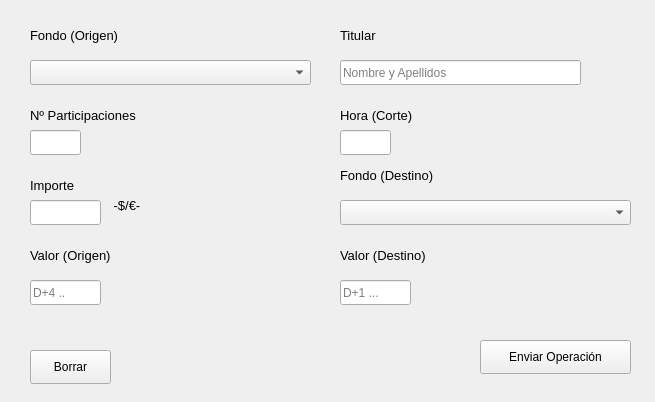
Above: src/GUI/TraspasosView.ui from jesusramondovale/IngenicaSTS before the change. Below: the same form after it.
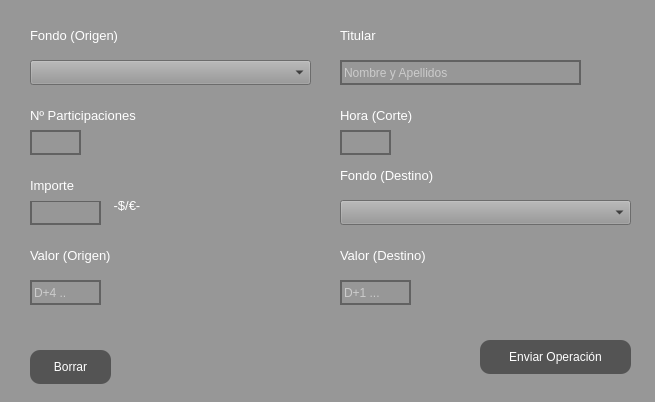
That is the form after the change. Icons and pictures are not drawn.

Diff of the .ui file:
```diff
--- a/src/GUI/TraspasosView.ui
+++ b/src/GUI/TraspasosView.ui
@@ -13,6 +13,59 @@
   <property name="windowTitle">
    <string>MainWindow</string>
   </property>
+  <property name="windowIcon">
+   <iconset>
+    <normaloff>../../dist/launcher/src/feather/mainLogo.ico</normaloff>../../dist/launcher/src/feather/mainLogo.ico</iconset>
+  </property>
+  <property name="styleSheet">
+   <string notr="true">* {
+	 background-color: rgb(151, 151, 151)
+}
+
+QLabel {
+	color: rgb(255, 255, 255);
+	
+	font: 75 10pt &quot;Yu Gothic UI&quot;;
+
+}
+
+QLineEdit {
+	border:  2px solid rgb(98, 98, 98);
+	border-radius: 15px;
+	color: rgb(255, 255, 255);
+	background-color: rgb(151, 151, 151)
+}
+QLineEdit:hover{
+	border: 2px solid rgb(48,50,62);
+}
+
+QLineEdit:focus {
+
+	border : 2px solid rgb(48,50,62)
+
+}
+
+
+QPushButton {
+
+	border-radius: 10px;
+	background-color: rgb(84, 84, 84);
+	color:rgb(255, 255, 255)
+
+}
+
+QPushButton:hover {
+	 background-color: rgb(0, 85,124);
+     color: rgb(255, 255, 255)
+}
+
+QPushButton:checked {
+                                    background-color: rgb(0, 85,124);
+                                    color: rgb(255, 255, 255)
+                                }
+
+</string>
+  </property>
   <widget class="QWidget" name="centralwidget">
    <widget class="QLabel" name="labelOrigen_7">
     <property name="geometry">
@@ -25,7 +78,11 @@
     </property>
     <property name="font">
      <font>
+      <family>Yu Gothic UI</family>
       <pointsize>10</pointsize>
+      <weight>9</weight>
+      <italic>false</italic>
+      <bold>false</bold>
      </font>
     </property>
     <property name="text">
@@ -56,7 +113,11 @@
     </property>
     <property name="font">
      <font>
+      <family>Yu Gothic UI</family>
       <pointsize>10</pointsize>
+      <weight>9</weight>
+      <italic>false</italic>
+      <bold>false</bold>
      </font>
     </property>
     <property name="text">
@@ -74,7 +135,11 @@
     </property>
     <property name="font">
      <font>
+      <family>Yu Gothic UI</family>
       <pointsize>10</pointsize>
+      <weight>9</weight>
+      <italic>false</italic>
+      <bold>false</bold>
      </font>
     </property>
     <property name="text">
@@ -92,7 +157,11 @@
     </property>
     <property name="font">
      <font>
+      <family>Yu Gothic UI</family>
       <pointsize>10</pointsize>
+      <weight>9</weight>
+      <italic>false</italic>
+      <bold>false</bold>
      </font>
     </property>
     <property name="text">
@@ -133,7 +202,11 @@
     </property>
     <property name="font">
      <font>
+      <family>Yu Gothic UI</family>
       <pointsize>10</pointsize>
+      <weight>9</weight>
+      <italic>false</italic>
+      <bold>false</bold>
      </font>
     </property>
     <property name="text">
@@ -151,7 +224,11 @@
     </property>
     <property name="font">
      <font>
+      <family>Yu Gothic UI</family>
       <pointsize>10</pointsize>
+      <weight>9</weight>
+      <italic>false</italic>
+      <bold>false</bold>
      </font>
     </property>
     <property name="text">
@@ -218,7 +295,11 @@
     </property>
     <property name="font">
      <font>
+      <family>Yu Gothic UI</family>
       <pointsize>10</pointsize>
+      <weight>9</weight>
+      <italic>false</italic>
+      <bold>false</bold>
      </font>
     </property>
     <property name="text">
@@ -236,7 +317,11 @@
     </property>
     <property name="font">
      <font>
+      <family>Yu Gothic UI</family>
       <pointsize>10</pointsize>
+      <weight>9</weight>
+      <italic>false</italic>
+      <bold>false</bold>
      </font>
     </property>
     <property name="text">
@@ -267,7 +352,11 @@
     </property>
     <property name="font">
      <font>
+      <family>Yu Gothic UI</family>
       <pointsize>10</pointsize>
+      <weight>9</weight>
+      <italic>false</italic>
+      <bold>false</bold>
      </font>
     </property>
     <property name="text">
```
